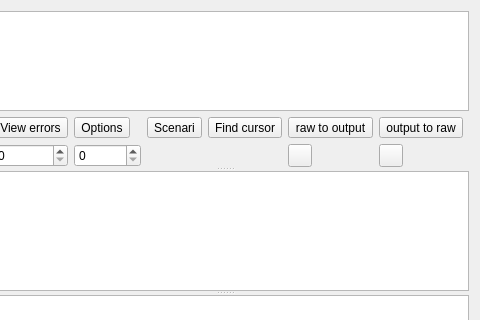
Old version of the form plugins/padtoolsplugin/padwriter.ui in the repository FreeHealth/freehealth; both pictures show x 211 to 691 and y 0 to 320 of the 691 by 428 pixel window.
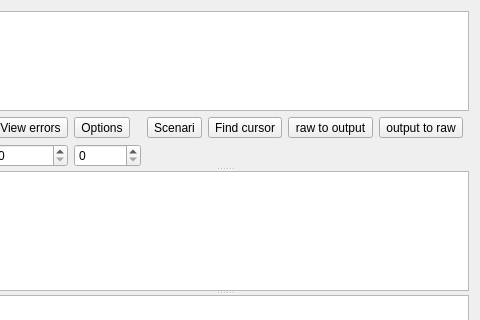
New version of the form. Custom widgets are drawn as their Qt base class.

Commit message: remove unused draft code

The edit to the form file:
```diff
--- a/plugins/padtoolsplugin/padwriter.ui
+++ b/plugins/padtoolsplugin/padwriter.ui
@@ -126,20 +126,6 @@
            </property>
           </widget>
          </item>
-         <item row="3" column="6">
-          <widget class="QToolButton" name="nextBlock">
-           <property name="text">
-            <string/>
-           </property>
-          </widget>
-         </item>
-         <item row="3" column="7">
-          <widget class="QToolButton" name="prevBlock">
-           <property name="text">
-            <string/>
-           </property>
-          </widget>
-         </item>
          <item row="3" column="2">
           <widget class="QSpinBox" name="rawPos">
            <property name="toolTip">
```
The commit also changes 2 other files.
